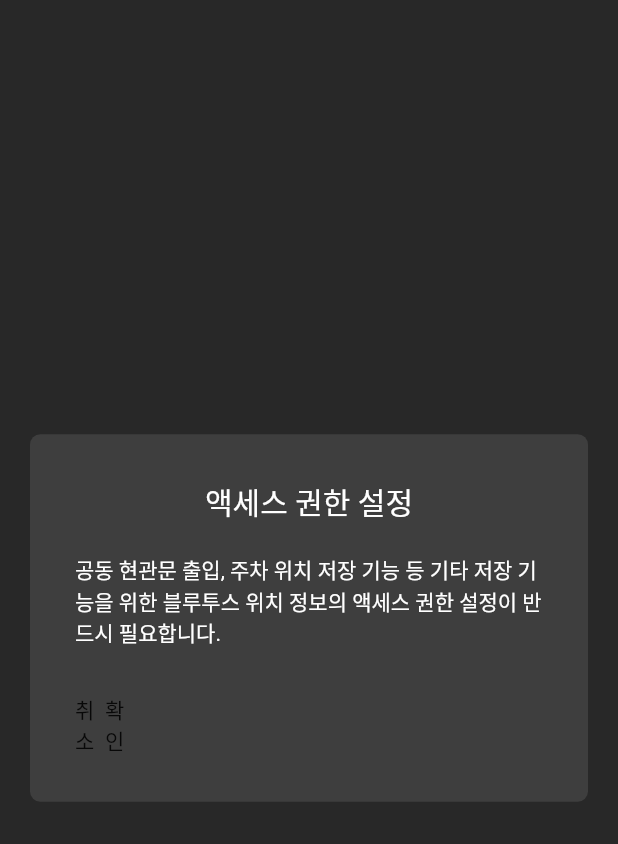
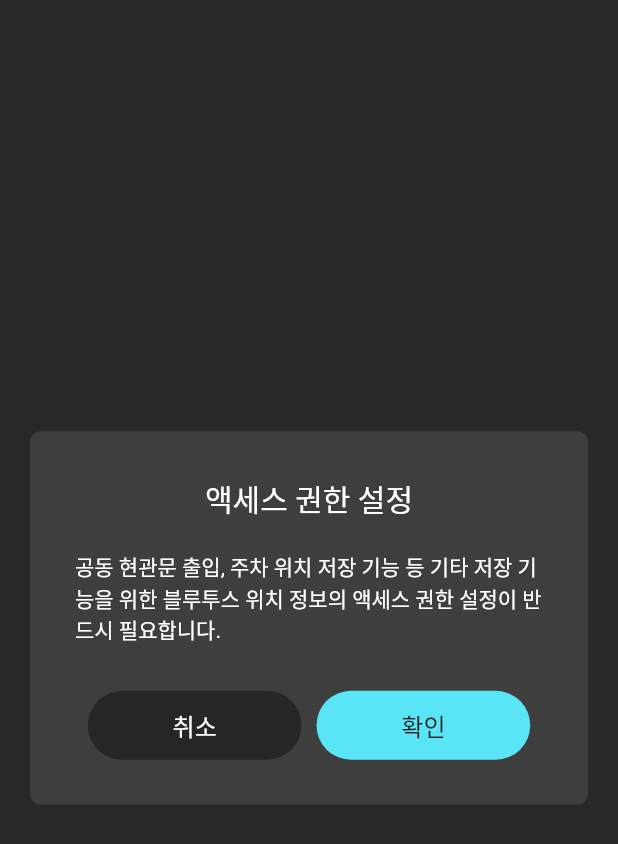
Before and after one commit to HanKyeol0/IoT-SmartHome-App, a Flutter app: the AccessAuthority screen opened directly, on a phone screen of 412 x 824 dp. Shown: the top 844 px of the screen. Run offline on Flutter 3.47's test engine with Material 2 defaults, Android fonts, the phone set to English and light mode, and no system bars.

Commit message:
office commit

```diff
--- a/lib/login/access_authority.dart
+++ b/lib/login/access_authority.dart
@@ -1,4 +1,5 @@
 import 'package:flutter/material.dart';
+import 'package:luxrobo_publish/styles.dart';
 
 class AccessAuthority extends StatefulWidget {
   const AccessAuthority({super.key});
@@ -26,7 +27,7 @@ class _AccessAuthorityState extends State<AccessAuthority> {
                 Text(
                   '액세스 권한 설정',
                   style: TextStyle(
-                    color: Colors.white,
+                    color: wColor,
                     fontSize: 20,
                   ),
                 ),
@@ -36,30 +37,22 @@ class _AccessAuthorityState extends State<AccessAuthority> {
                 Text(
                   "공동 현관문 출입, 주차 위치 저장 기능 등 기타 저장 기능을 위한 블루투스 위치 정보의 액세스 권한 설정이 반드시 필요합니다.",
                   style: TextStyle(
-                    color: Colors.white,
+                    color: wColor,
                     fontSize: 14,
                   ),
                 ),
                 SizedBox(
                   height: 30,
                 ),
-                Center(
-                  child: Row(
-                    children: [
-                      SizedBox(
-                        width: 20,
-                        child: Text(
-                          '취소',
-                        ),
-                      ),
-                      SizedBox(
-                        width: 20,
-                        child: Text(
-                          '확인',
-                        ),
-                      )
-                    ],
-                  ),
+                Row(
+                  mainAxisAlignment: MainAxisAlignment.center,
+                  children: [
+                    CancelButton(),
+                    SizedBox(
+                      width: 10,
+                    ),
+                    ConfirmButton()
+                  ],
                 )
               ],
             ),
@@ -70,3 +63,57 @@ class _AccessAuthorityState extends State<AccessAuthority> {
     );
   }
 }
+
+class CancelButton extends StatelessWidget {
+  const CancelButton({
+    super.key,
+  });
+
+  @override
+  Widget build(BuildContext context) {
+    return Container(
+      width: 142.5,
+      height: 46,
+      decoration: BoxDecoration(
+        color: const Color(0xFF262626),
+        borderRadius: BorderRadius.circular(30),
+      ),
+      child: const Center(
+        child: Text(
+          '취소',
+          style: TextStyle(
+            fontSize: 16,
+            color: wColor,
+          ),
+        ),
+      ),
+    );
+  }
+}
+
+class ConfirmButton extends StatelessWidget {
+  const ConfirmButton({
+    super.key,
+  });
+
+  @override
+  Widget build(BuildContext context) {
+    return Container(
+      width: 142.5,
+      height: 46,
+      decoration: BoxDecoration(
+        color: bColor,
+        borderRadius: BorderRadius.circular(30),
+      ),
+      child: const Center(
+        child: Text(
+          '확인',
+          style: TextStyle(
+            fontSize: 16,
+            color: Color(0xFF1C1C1C),
+          ),
+        ),
+      ),
+    );
+  }
+}
--- a/lib/main.dart
+++ b/lib/main.dart
@@ -1,6 +1,5 @@
 import 'package:flutter/material.dart';
-
-import 'login/access_authority.dart';
+import 'package:luxrobo_publish/login/login.dart';
 
 void main() {
   runApp(const MyApp());
@@ -11,7 +10,7 @@ class MyApp extends StatelessWidget {
   @override
   Widget build(BuildContext context) {
     return const MaterialApp(
-      home: AccessAuthority(),
+      home: Login(),
     );
   }
 }
--- /dev/null
+++ b/lib/styles.dart
@@ -0,0 +1,4 @@
+import 'package:flutter/material.dart';
+
+const Color wColor = Color(0xFFFFFFFF);
+const Color bColor = Color(0xFF5AE5F7);
```
Also changed, not shown: lib/login/login.dart (added, +103 -0 lines).
